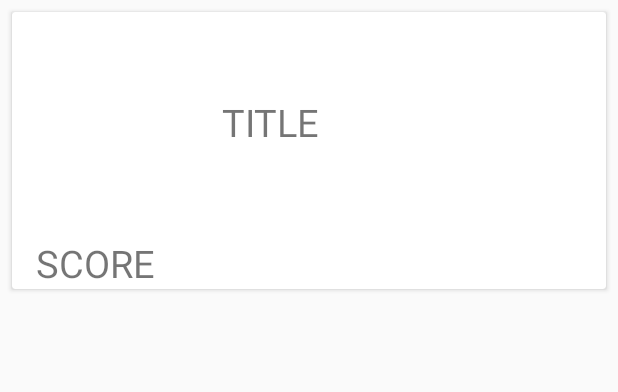
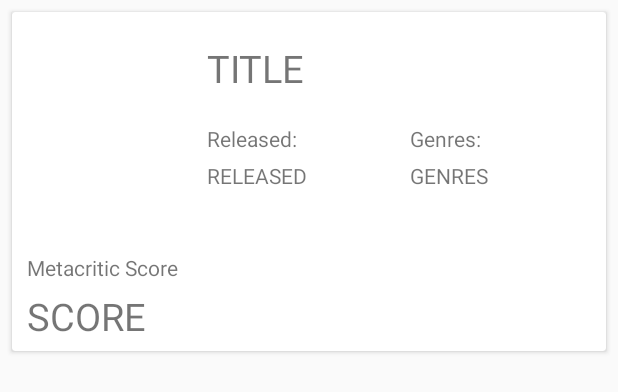
Before and after one commit to dueruen/TheGameapp, an Android app: the layout game_item.xml on its own in the app's theme, with its tools: preview values and no code run, on a phone screen of 412 x 824 dp. Shown: the top 392 px of the screen. Run offline under Robolectric (Android 15) with nearby library versions, the phone set to English and light mode, and no system bars.

Commit message:
Small visual rework
* Added API folder, and made first draft of the functionality, using Retrofit as a library

* Now differes between game and result

* Result object added

* This does not work what so ever

* API calls now working, but only with static game titles to fetch. Glide used for img loading

* REset minSDK to 15

* New API used, way better results

* Game Details page added, supporting funcitonality to add to favorites

* Now featuring snackbar

* fav funcs

* Small visual rework

* Fix button

Co-authored-by: dueruen <32197042+dueruen@users.noreply.github.com>

```diff
--- a/app/src/main/java/com/example/thegameapp/games/GameService.java
+++ b/app/src/main/java/com/example/thegameapp/games/GameService.java
@@ -19,5 +19,5 @@ public interface GameService {
      * @return
      */
     @GET("games")
-    Call<Result> getGamesFromTimeInterval(@Query("dates")String intervalString);
+    Call<Result> getGamesFromTimeInterval(@Query("dates")String intervalString, @Query("ordering")String ordering);
 }
--- a/app/src/main/res/drawable/side_nav_bar.xml
+++ b/app/src/main/res/drawable/side_nav_bar.xml
@@ -2,8 +2,8 @@
     android:shape="rectangle">
     <gradient
         android:angle="135"
-        android:centerColor="#009688"
-        android:endColor="#00695C"
-        android:startColor="#4DB6AC"
+        android:centerColor="#000000"
+        android:endColor="#000000"
+        android:startColor="#d11504"
         android:type="linear" />
 </shape>
--- a/app/src/main/res/layout/game_item.xml
+++ b/app/src/main/res/layout/game_item.xml
@@ -9,9 +9,10 @@
     android:layout_marginTop="8dp">
 
 match_parentmatch_parent
+
     <androidx.constraintlayout.widget.ConstraintLayout
         android:layout_width="match_parent"
-        android:layout_height="match_parent">
+        android:layout_height="226dp">
 
         <ImageView
             android:id="@+id/game_image"
@@ -19,6 +20,9 @@ match_parentmatch_parent
             android:layout_height="150dp"
             android:layout_alignParentTop="true"
             android:layout_centerHorizontal="true"
+            android:layout_marginStart="10dp"
+            android:layout_marginLeft="10dp"
+            android:layout_marginTop="5dp"
             android:scaleType="fitXY"
             app:layout_constraintStart_toStartOf="parent"
             app:layout_constraintTop_toTopOf="parent" />
@@ -27,9 +31,9 @@ match_parentmatch_parent
             android:id="@+id/game_title"
             android:layout_width="wrap_content"
             android:layout_height="wrap_content"
-            android:layout_marginStart="40dp"
-            android:layout_marginLeft="40dp"
-            android:layout_marginTop="56dp"
+            android:layout_marginStart="20dp"
+            android:layout_marginLeft="20dp"
+            android:layout_marginTop="20dp"
             android:layout_weight="1"
             android:text="TITLE"
             android:textSize="25dp"
@@ -47,12 +51,68 @@ match_parentmatch_parent
             android:id="@+id/game_score"
             android:layout_width="wrap_content"
             android:layout_height="wrap_content"
-            android:layout_marginStart="16dp"
-            android:layout_marginLeft="16dp"
+            android:layout_marginStart="10dp"
+            android:layout_marginLeft="10dp"
+            android:layout_marginTop="5dp"
             android:text="SCORE"
             android:textSize="25dp"
             app:layout_constraintStart_toStartOf="parent"
+            app:layout_constraintTop_toBottomOf="@+id/metacriticHeadline" />
+
+        <TextView
+            android:id="@+id/metacriticHeadline"
+            android:layout_width="wrap_content"
+            android:layout_height="wrap_content"
+            android:layout_marginStart="10dp"
+            android:layout_marginLeft="10dp"
+            android:layout_marginTop="5dp"
+            android:text="@string/metacritic_headline"
+            app:layout_constraintStart_toStartOf="parent"
             app:layout_constraintTop_toBottomOf="@+id/game_image" />
+
+        <TextView
+            android:id="@+id/releaseDateHeadline"
+            android:layout_width="wrap_content"
+            android:layout_height="wrap_content"
+            android:layout_marginStart="20dp"
+            android:layout_marginLeft="20dp"
+            android:layout_marginTop="20dp"
+            android:text="@string/release_date_headline"
+            app:layout_constraintStart_toEndOf="@+id/game_image"
+            app:layout_constraintTop_toBottomOf="@+id/game_title" />
+
+        <TextView
+            android:id="@+id/realeaseDateTV"
+            android:layout_width="wrap_content"
+            android:layout_height="wrap_content"
+            android:layout_marginStart="20dp"
+            android:layout_marginLeft="20dp"
+            android:layout_marginTop="5dp"
+            android:text="RELEASED"
+            app:layout_constraintStart_toEndOf="@+id/game_image"
+            app:layout_constraintTop_toBottomOf="@+id/releaseDateHeadline" />
+
+        <TextView
+            android:id="@+id/genreHeadline"
+            android:layout_width="wrap_content"
+            android:layout_height="wrap_content"
+            android:layout_marginStart="75dp"
+            android:layout_marginLeft="75dp"
+            android:layout_marginTop="20dp"
+            android:text="@string/genres_headline"
+            app:layout_constraintStart_toEndOf="@+id/releaseDateHeadline"
+            app:layout_constraintTop_toBottomOf="@+id/game_title" />
+
+        <TextView
+            android:id="@+id/genreTextView"
+            android:layout_width="wrap_content"
+            android:layout_height="wrap_content"
+            android:layout_marginStart="75dp"
+            android:layout_marginLeft="75dp"
+            android:layout_marginTop="5dp"
+            android:text="GENRES "
+            app:layout_constraintStart_toEndOf="@+id/releaseDateHeadline"
+            app:layout_constraintTop_toBottomOf="@+id/genreHeadline" />
 
     </androidx.constraintlayout.widget.ConstraintLayout>
 </androidx.cardview.widget.CardView>
--- a/app/src/main/res/menu/activity_main_drawer.xml
+++ b/app/src/main/res/menu/activity_main_drawer.xml
@@ -6,11 +6,11 @@
     <group android:checkableBehavior="single">
         <item
             android:id="@+id/nav_home"
-            android:icon="@drawable/ic_menu_camera"
+            android:icon="@drawable/baseline_whatshot_black_18dp"
             android:title="@string/menu_home" />
         <item
             android:id="@+id/nav_favorites"
-            android:icon="@drawable/ic_menu_favorites"
+            android:icon="@drawable/baseline_favorite_black_18dp"
             android:title="@string/menu_favorites" />
     </group>
 </menu>
--- a/app/src/main/res/menu/main.xml
+++ b/app/src/main/res/menu/main.xml
@@ -2,8 +2,8 @@
 <menu xmlns:android="http://schemas.android.com/apk/res/android"
     xmlns:app="http://schemas.android.com/apk/res-auto">
     <item
-        android:id="@+id/action_settings"
+        android:id="@+id/action_about"
         android:orderInCategory="100"
-        android:title="@string/action_settings"
+        android:title="@string/action_about"
         app:showAsAction="never" />
 </menu>
--- a/app/src/main/res/values/colors.xml
+++ b/app/src/main/res/values/colors.xml
@@ -1,6 +1,6 @@
 <?xml version="1.0" encoding="utf-8"?>
 <resources>
-    <color name="colorPrimary">#6200EE</color>
-    <color name="colorPrimaryDark">#3700B3</color>
-    <color name="colorAccent">#03DAC5</color>
+    <color name="colorPrimary">#000000</color>
+    <color name="colorPrimaryDark">#000000</color>
+    <color name="colorAccent">#000000</color>
 </resources>
```
Also changed, not shown: app/src/main/java/com/example/thegameapp/games/GameDetailsFragment.java (+5 -2 lines), app/src/main/java/com/example/thegameapp/games/GamesAdapter.java (+19 -0 lines), app/src/main/java/com/example/thegameapp/games/GamesRepository.java (+35 -5 lines), app/src/main/java/com/example/thegameapp/games/entities/Developer.java (added, +33 -0 lines), app/src/main/java/com/example/thegameapp/games/entities/Game.java (+26 -16 lines), app/src/main/java/com/example/thegameapp/games/entities/Genre.java (added, +33 -0 lines), app/src/main/res/layout/fragment_game_details.xml (+33 -8 lines), app/src/main/res/layout/nav_header_main.xml (+4 -3 lines), app/src/main/res/values/strings.xml (+5 -4 lines), app/src/main/res/drawable/baseline_favorite_black_18dp.png (added), app/src/main/res/drawable/baseline_whatshot_black_18dp.png (added), app/src/main/res/drawable/gopher_logo.png (added).
